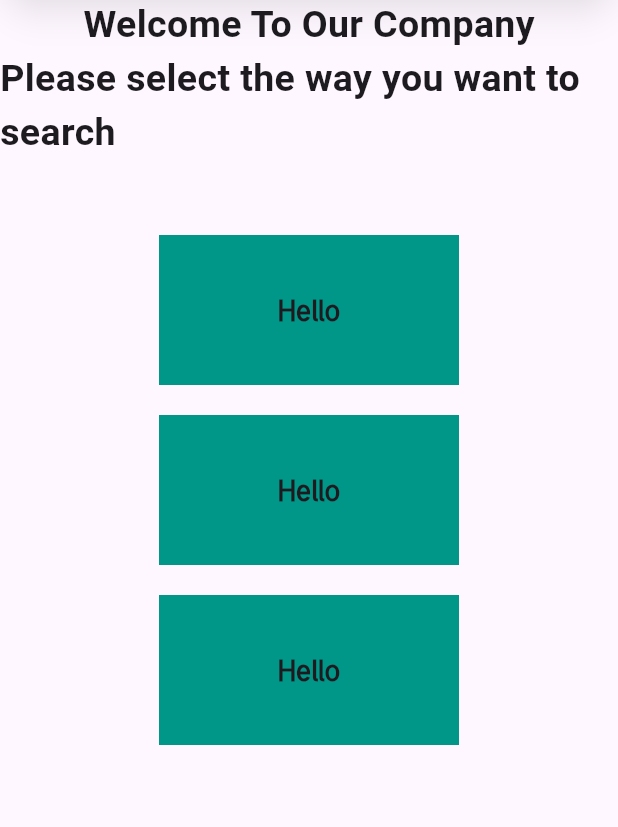
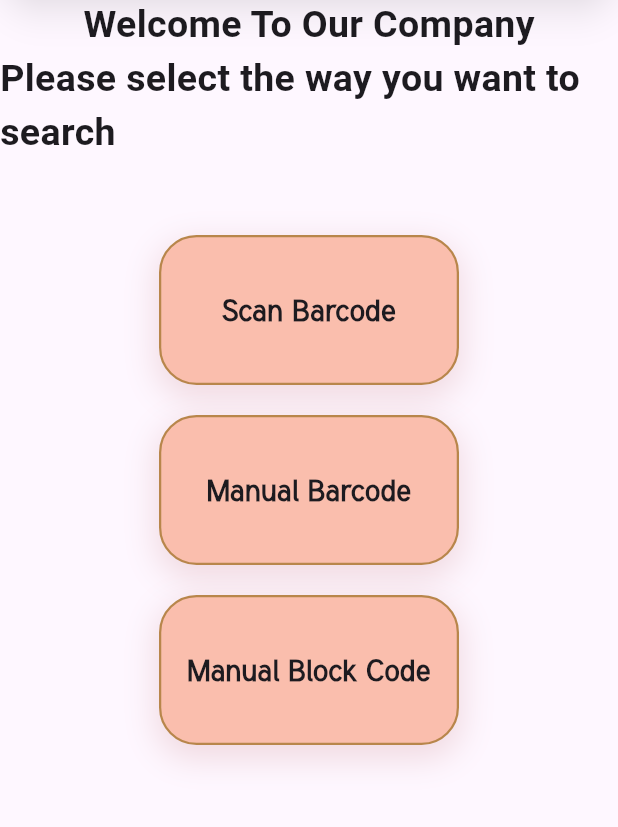
Before and after one commit to mahmoudelshihk204-cell/marble_and_granite_app, a Flutter app: the HomePage screen opened by its route, on a phone screen of 412 x 824 dp, the part 101-928 px from its top. Run offline on Flutter 3.47's test engine with Material 3 defaults, Android fonts, the light colour scheme and no system bars; Roboto replaces fonts that are missing (Geist_Pixel).

Commit message:
make a decore to the container

```diff
--- a/lib/Widgets/custom_container_item.dart
+++ b/lib/Widgets/custom_container_item.dart
@@ -1,18 +1,32 @@
 import 'package:flutter/material.dart';
-import 'package:marble_and_granite/Constant/constants.dart';
 
 class CustomContainerItem extends StatelessWidget {
-  const CustomContainerItem({super.key});
-
+  const CustomContainerItem({super.key, required this.containerName});
+  final String containerName;
   @override
   Widget build(BuildContext context) {
     return Container(
+      decoration: BoxDecoration(
+        color: const Color.fromARGB(255, 250, 190, 173), // كريمي مائل للأحمر
+        borderRadius: BorderRadius.circular(25),
+        border: Border.all(
+          color: const Color(0xffB8864B), // ذهبي
+          width: 1.5,
+        ),
+        boxShadow: [
+          BoxShadow(
+            color: const Color(0xff8B0000).withValues(alpha: 0.12),
+            blurRadius: 18,
+            spreadRadius: 2,
+            offset: const Offset(0, 7),
+          ),
+        ],
+      ),
       height: 100,
       width: 200,
-      color: kIconColor,
       child: Center(
         child: Text(
-          'Hello',
+          containerName,
           style: TextStyle(
             fontSize: 20,
             fontWeight: FontWeight.bold,
--- a/lib/pages/home_page.dart
+++ b/lib/pages/home_page.dart
@@ -49,11 +49,11 @@ class HomePage extends StatelessWidget {
               ),
             ),
             SizedBox(height: 50),
-            CustomContainerItem(),
+            CustomContainerItem(containerName: 'Scan Barcode',),
             SizedBox(height: 20),
-            CustomContainerItem(),
+            CustomContainerItem(containerName: 'Manual Barcode',),
             SizedBox(height: 20),
-            CustomContainerItem(),
+            CustomContainerItem(containerName: 'Manual Block Code',),
           ],
         ),
       ),
```
